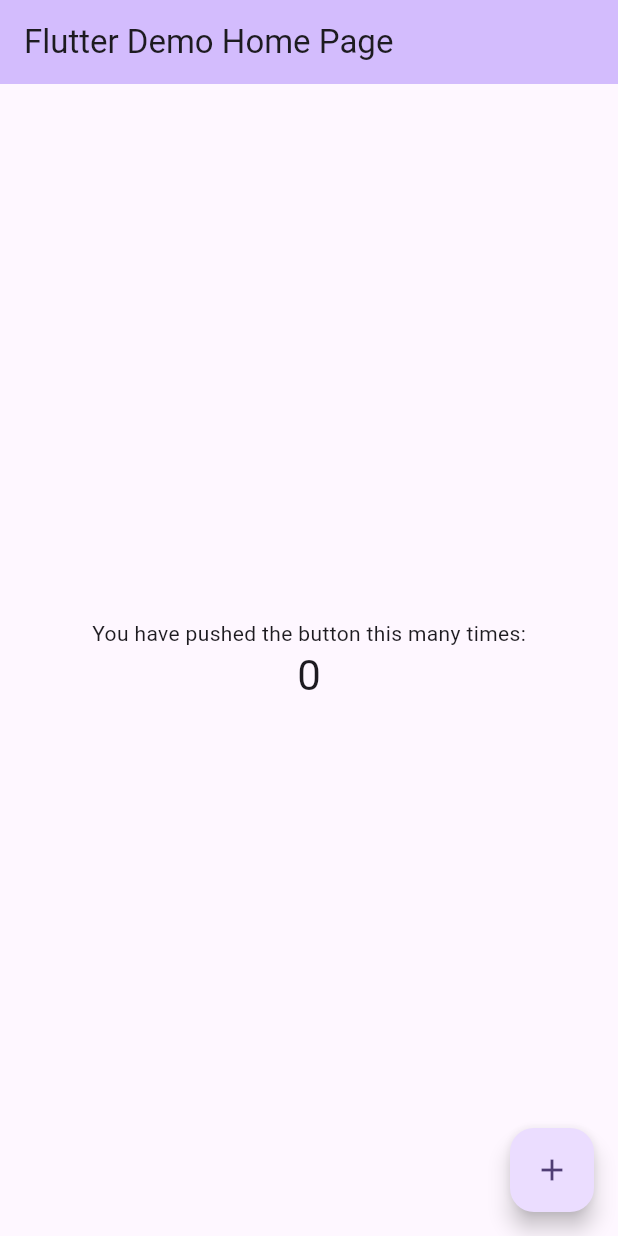
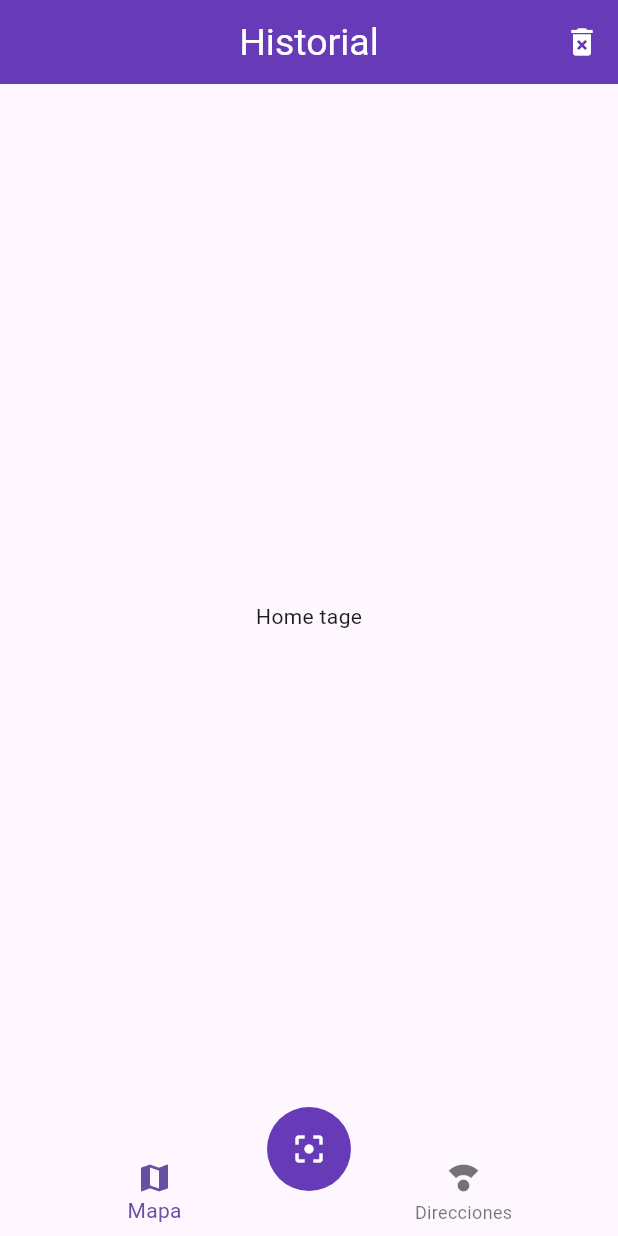
Before and after one commit to EmanuelCM/qr_reader2, a Flutter app: the screen it shows after launch, on a phone screen of 412 x 824 dp. Run offline on Flutter 3.47's test engine with Material 3 defaults, Android fonts, the phone set to English and light mode, and no system bars.

Commit message:
Cambio de Paginas

```diff
--- a/lib/main.dart
+++ b/lib/main.dart
@@ -1,125 +1,22 @@
 import 'package:flutter/material.dart';
+import 'package:qr_reader2/page/pages.dart';
+import 'package:qr_reader2/theme/app_theme.dart';
 
-void main() {
-  runApp(const MyApp());
-}
+void main() => runApp(const MyApp());
 
 class MyApp extends StatelessWidget {
   const MyApp({super.key});
 
-  // This widget is the root of your application.
   @override
   Widget build(BuildContext context) {
     return MaterialApp(
-      title: 'Flutter Demo',
-      theme: ThemeData(
-        // This is the theme of your application.
-        //
-        // TRY THIS: Try running your application with "flutter run". You'll see
-        // the application has a purple toolbar. Then, without quitting the app,
-        // try changing the seedColor in the colorScheme below to Colors.green
-        // and then invoke "hot reload" (save your changes or press the "hot
-        // reload" button in a Flutter-supported IDE, or press "r" if you used
-        // the command line to start the app).
-        //
-        // Notice that the counter didn't reset back to zero; the application
-        // state is not lost during the reload. To reset the state, use hot
-        // restart instead.
-        //
-        // This works for code too, not just values: Most code changes can be
-        // tested with just a hot reload.
-        colorScheme: ColorScheme.fromSeed(seedColor: Colors.deepPurple),
-        useMaterial3: true,
-      ),
-      home: const MyHomePage(title: 'Flutter Demo Home Page'),
-    );
+        debugShowCheckedModeBanner: false,
+        theme: AppTheme.lightThema,
+        title: 'QR Reader',
+        initialRoute: 'home',
+        routes: {
+          'home': (_) => HomePage(),
+          'mapa': (_) => MapaPage(),
+        });
   }
 }
-
-class MyHomePage extends StatefulWidget {
-  const MyHomePage({super.key, required this.title});
-
-  // This widget is the home page of your application. It is stateful, meaning
-  // that it has a State object (defined below) that contains fields that affect
-  // how it looks.
-
-  // This class is the configuration for the state. It holds the values (in this
-  // case the title) provided by the parent (in this case the App widget) and
-  // used by the build method of the State. Fields in a Widget subclass are
-  // always marked "final".
-
-  final String title;
-
-  @override
-  State<MyHomePage> createState() => _MyHomePageState();
-}
-
-class _MyHomePageState extends State<MyHomePage> {
-  int _counter = 0;
-
-  void _incrementCounter() {
-    setState(() {
-      // This call to setState tells the Flutter framework that something has
-      // changed in this State, which causes it to rerun the build method below
-      // so that the display can reflect the updated values. If we changed
-      // _counter without calling setState(), then the build method would not be
-      // called again, and so nothing would appear to happen.
-      _counter++;
-    });
-  }
-
-  @override
-  Widget build(BuildContext context) {
-    // This method is rerun every time setState is called, for instance as done
-    // by the _incrementCounter method above.
-    //
-    // The Flutter framework has been optimized to make rerunning build methods
-    // fast, so that you can just rebuild anything that needs updating rather
-    // than having to individually change instances of widgets.
-    return Scaffold(
-      appBar: AppBar(
-        // TRY THIS: Try changing the color here to a specific color (to
-        // Colors.amber, perhaps?) and trigger a hot reload to see the AppBar
-        // change color while the other colors stay the same.
-        backgroundColor: Theme.of(context).colorScheme.inversePrimary,
-        // Here we take the value from the MyHomePage object that was created by
-        // the App.build method, and use it to set our appbar title.
-        title: Text(widget.title),
-      ),
-      body: Center(
-        // Center is a layout widget. It takes a single child and positions it
-        // in the middle of the parent.
-        child: Column(
-          // Column is also a layout widget. It takes a list of children and
-          // arranges them vertically. By default, it sizes itself to fit its
-          // children horizontally, and tries to be as tall as its parent.
-          //
-          // Column has various properties to control how it sizes itself and
-          // how it positions its children. Here we use mainAxisAlignment to
-          // center the children vertically; the main axis here is the vertical
-          // axis because Columns are vertical (the cross axis would be
-          // horizontal).
-          //
-          // TRY THIS: Invoke "debug painting" (choose the "Toggle Debug Paint"
-          // action in the IDE, or press "p" in the console), to see the
-          // wireframe for each widget.
-          mainAxisAlignment: MainAxisAlignment.center,
-          children: <Widget>[
-            const Text(
-              'You have pushed the button this many times:',
-            ),
-            Text(
-              '$_counter',
-              style: Theme.of(context).textTheme.headlineMedium,
-            ),
-          ],
-        ),
-      ),
-      floatingActionButton: FloatingActionButton(
-        onPressed: _incrementCounter,
-        tooltip: 'Increment',
-        child: const Icon(Icons.add),
-      ), // This trailing comma makes auto-formatting nicer for build methods.
-    );
-  }
-}
--- a/lib/page/home_page.dart
+++ b/lib/page/home_page.dart
@@ -0,0 +1,30 @@
+import 'package:flutter/material.dart';
+import 'package:qr_reader2/widget/widgets.dart';
+
+class HomePage extends StatelessWidget {
+  const HomePage({Key? key}) : super(key: key);
+
+  @override
+  Widget build(BuildContext context) {
+    return Scaffold(
+      appBar: AppBar(
+        elevation: 0,
+        title: const Text('Historial'),
+        actions: [
+          IconButton(
+              onPressed: () {},
+              icon: const Icon(
+                Icons.delete_forever,
+              ))
+        ],
+      ),
+      body: const Center(
+        child: Text('Home tage'),
+      ),
+      bottomNavigationBar: const CustomNavigatorbar(),
+      floatingActionButton: const ScanButton(),
+      floatingActionButtonLocation: FloatingActionButtonLocation.centerDocked,
+    );
+    // floatingActionButton:
+  }
+}
--- a/lib/page/mapa_page.dart
+++ b/lib/page/mapa_page.dart
@@ -0,0 +1,14 @@
+import 'package:flutter/material.dart';
+
+class MapaPage extends StatelessWidget {
+  const MapaPage({Key? key}) : super(key: key);
+
+  @override
+  Widget build(BuildContext context) {
+    return const Scaffold(
+      body: Center(
+        child: Text('MapaPage'),
+      ),
+    );
+  }
+}
--- /dev/null
+++ b/lib/page/pages.dart
@@ -0,0 +1,2 @@
+export 'package:qr_reader2/page/home_page.dart';
+export 'package:qr_reader2/page/mapa_page.dart';
--- /dev/null
+++ b/lib/theme/app_theme.dart
@@ -0,0 +1,85 @@
+import 'package:flutter/material.dart';
+
+class AppTheme {
+  static const Color primaryColor = Colors.deepPurple;
+
+  static final ThemeData lightThema = ThemeData.light().copyWith(
+      //color primario
+      primaryColor: primaryColor,
+
+      //Appbar Theme
+      appBarTheme: const AppBarTheme(
+        color: primaryColor,
+        titleTextStyle: TextStyle(color: Colors.white, fontSize: 25),
+        elevation: 0,
+        centerTitle: true,
+      ),
+
+      // Color a los botones de Texto
+      textButtonTheme: TextButtonThemeData(
+          style: TextButton.styleFrom(foregroundColor: primaryColor)),
+
+      // diseño de boton
+      floatingActionButtonTheme: const FloatingActionButtonThemeData(
+        backgroundColor: primaryColor, // cambiar fondo
+        foregroundColor: Colors.white,
+        shape: CircleBorder(), // Cambia las lineas
+        elevation: 5,
+      ),
+      elevatedButtonTheme: ElevatedButtonThemeData(
+          style: ElevatedButton.styleFrom(
+        backgroundColor: primaryColor,
+        foregroundColor: Colors.white,
+        shape: const StadiumBorder(),
+        elevation: 0,
+      )),
+
+      // configuracion thema de forms
+      inputDecorationTheme: const InputDecorationTheme(
+        floatingLabelStyle: TextStyle(color: primaryColor, fontSize: 18),
+        enabledBorder: OutlineInputBorder(
+            borderSide: BorderSide(color: primaryColor),
+            borderRadius: BorderRadius.only(
+                bottomLeft: Radius.circular(10),
+                topRight: Radius.circular(10))),
+        focusedBorder: OutlineInputBorder(
+            borderSide: BorderSide(color: primaryColor),
+            borderRadius: BorderRadius.only(
+                bottomLeft: Radius.circular(10),
+                topRight: Radius.circular(10))),
+        border: OutlineInputBorder(
+            borderRadius: BorderRadius.only(
+                bottomLeft: Radius.circular(10),
+                topRight: Radius.circular(10))),
+      ),
+      iconButtonTheme: IconButtonThemeData(
+          style: ButtonStyle(
+        iconColor: WidgetStateProperty.all<Color>(Colors.white),
+      )));
+
+  static final ThemeData darkTheme = ThemeData.dark().copyWith(
+      //color primario
+      primaryColor: primaryColor,
+      //Appbar Theme
+      appBarTheme: const AppBarTheme(
+        color: primaryColor,
+        titleTextStyle: TextStyle(color: Colors.white, fontSize: 25),
+        elevation: 0,
+      ),
+      scaffoldBackgroundColor: Colors.black,
+      textButtonTheme: TextButtonThemeData(
+        style: TextButton.styleFrom(foregroundColor: primaryColor),
+      ));
+}
+
+class ThemeSelector {
+  static ThemeData getThemeByTime() {
+    var horaActual = DateTime.now().hour;
+
+    if (horaActual >= 7 && horaActual < 18) {
+      return AppTheme.lightThema;
+    } else {
+      return AppTheme.darkTheme;
+    }
+  }
+}
--- /dev/null
+++ b/lib/widget/custom_navigatorbar.dart
@@ -0,0 +1,24 @@
+import 'package:flutter/material.dart';
+
+class CustomNavigatorbar extends StatelessWidget {
+  const CustomNavigatorbar({super.key});
+
+  @override
+  Widget build(BuildContext context) {
+    // se reuqiere mas de un BottomNavigationBarItem de manera obligatoria
+    return BottomNavigationBar(
+      currentIndex: 0,
+      elevation: 0,
+      items: const [
+        BottomNavigationBarItem(
+          icon: Icon(Icons.map),
+          label: 'Mapa',
+        ),
+        BottomNavigationBarItem(
+          icon: Icon(Icons.compass_calibration),
+          label: 'Direcciones',
+        ),
+      ],
+    );
+  }
+}
--- /dev/null
+++ b/lib/widget/scan_button.dart
@@ -0,0 +1,14 @@
+import 'package:flutter/material.dart';
+
+class ScanButton extends StatelessWidget {
+  const ScanButton({super.key});
+
+  @override
+  Widget build(BuildContext context) {
+    return FloatingActionButton(
+      elevation: 0,
+      child: const Icon(Icons.filter_center_focus),
+      onPressed: () {},
+    );
+  }
+}
--- /dev/null
+++ b/lib/widget/widgets.dart
@@ -0,0 +1,2 @@
+export 'package:qr_reader2/widget/custom_navigatorbar.dart';
+export 'package:qr_reader2/widget/scan_button.dart';
```
